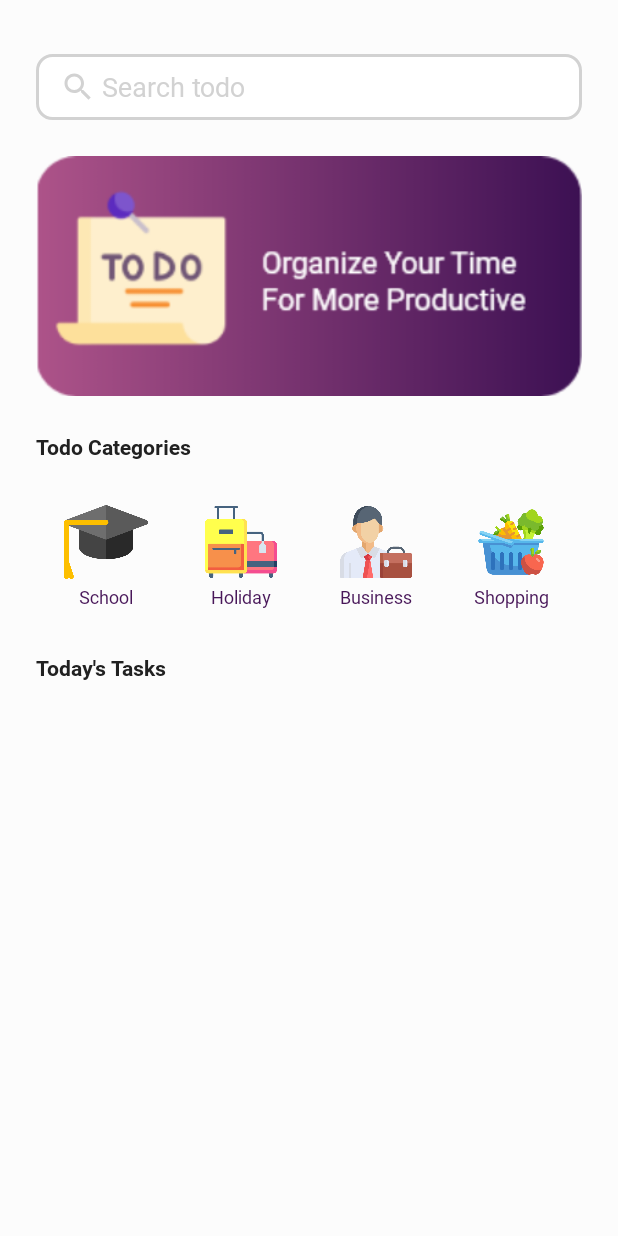
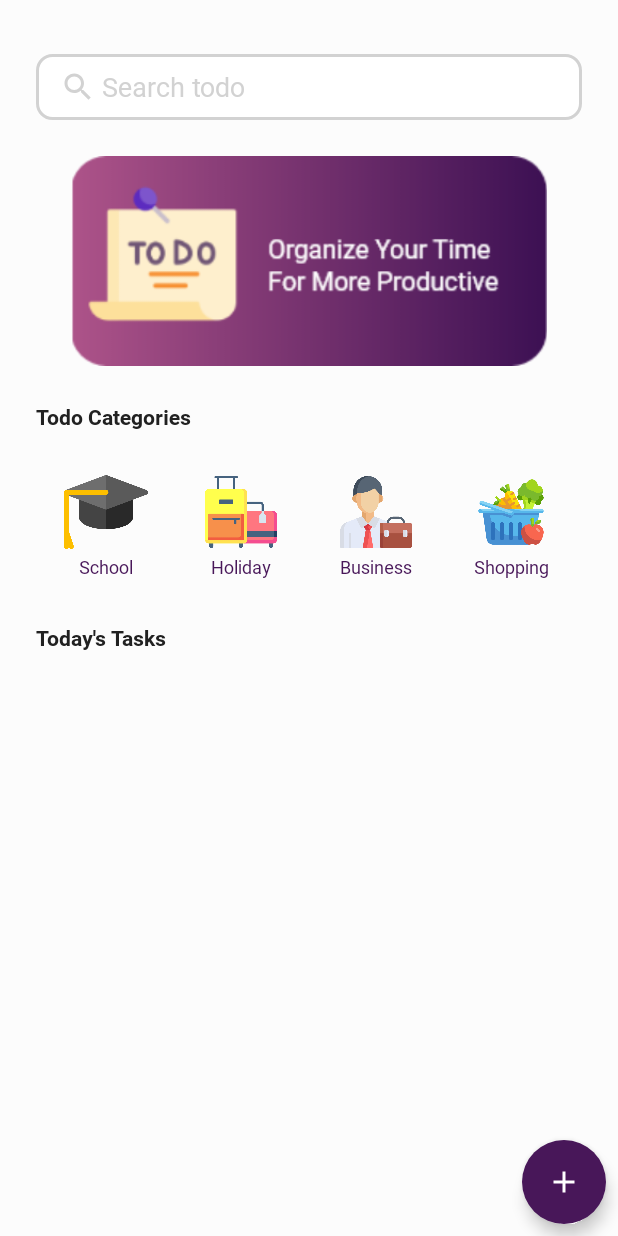
Before and after one commit to melikaafrakhteh/ticku, an Android app: the screen it shows after launch (MainActivity), on a phone screen of 412 x 824 dp. Run offline under Robolectric (Android 15) with nearby library versions, the phone set to English and light mode, and no system bars.

Commit message:
Add fab button to home

```diff
--- a/app/src/main/java/com/afrakhteh/ticku/view/fragments/home/HomeFragment.kt
+++ b/app/src/main/java/com/afrakhteh/ticku/view/fragments/home/HomeFragment.kt
@@ -17,5 +17,8 @@ class HomeFragment : Fragment() {
         return inflater.inflate(R.layout.fragment_home, container, false)
     }
 
+    override fun onViewCreated(view: View, savedInstanceState: Bundle?) {
+        super.onViewCreated(view, savedInstanceState)
 
+    }
 }
--- /dev/null
+++ b/app/src/main/res/drawable/ic_add.xml
@@ -0,0 +1,5 @@
+<vector android:height="24dp" android:tint="#FFFFFF"
+    android:viewportHeight="24" android:viewportWidth="24"
+    android:width="24dp" xmlns:android="http://schemas.android.com/apk/res/android">
+    <path android:fillColor="@android:color/white" android:pathData="M19,13h-6v6h-2v-6H5v-2h6V5h2v6h6v2z"/>
+</vector>
--- a/app/src/main/res/layout/fragment_home.xml
+++ b/app/src/main/res/layout/fragment_home.xml
@@ -20,6 +20,7 @@
         android:fontFamily="@font/roboto_regular"
         android:hint="@string/search_title"
         android:inputType="text"
+        android:imeOptions="actionSearch"
         android:paddingStart="@dimen/padding_16"
         android:textColor="@color/darkPrimary"
         android:textColorHint="@color/gray"
@@ -30,8 +31,8 @@
 
     <ImageView
         android:id="@+id/homeCoverImg"
-        android:layout_width="match_parent"
-        android:layout_height="160dp"
+        android:layout_width="wrap_content"
+        android:layout_height="140dp"
         android:layout_margin="@dimen/margin_24"
         android:adjustViewBounds="true"
         android:scaleType="centerCrop"
@@ -133,8 +134,8 @@
                 android:id="@+id/homeBusinessCover"
                 android:layout_width="56dp"
                 android:layout_height="56dp"
+                android:layout_gravity="center_horizontal"
                 android:padding="@dimen/padding_4"
-                android:layout_gravity="center_horizontal"
                 android:src="@drawable/business"
                 tools:ignore="ContentDescription" />
 
@@ -142,10 +143,10 @@
                 android:id="@+id/homeBusinessTextTv"
                 android:layout_width="wrap_content"
                 android:layout_height="wrap_content"
+                android:layout_gravity="center"
                 android:fontFamily="@font/roboto_regular"
                 android:text="@string/business_title"
                 android:textColor="@color/darkPrimary"
-                android:layout_gravity="center"
                 android:textSize="@dimen/text_small_size" />
         </LinearLayout>
 
@@ -197,11 +198,26 @@
         android:layout_width="0dp"
         android:layout_height="0dp"
         android:layout_margin="@dimen/margin_24"
-        tools:listitem="@layout/home_todo_row"
         app:layout_constraintBottom_toBottomOf="parent"
         app:layout_constraintEnd_toEndOf="parent"
         app:layout_constraintStart_toStartOf="parent"
-        app:layout_constraintTop_toBottomOf="@id/homeTodoTodayTitle" />
+        app:layout_constraintTop_toBottomOf="@id/homeTodoTodayTitle"
+        tools:listitem="@layout/home_todo_row" />
+
+    <com.google.android.material.floatingactionbutton.FloatingActionButton
+        android:id="@+id/homeFab"
+        android:layout_width="wrap_content"
+        android:layout_height="wrap_content"
+        android:layout_margin="8dp"
+        android:backgroundTint="@color/darkPrimary"
+        android:src="@drawable/ic_add"
+        app:borderWidth="0dp"
+        app:elevation="6dp"
+        app:fabSize="normal"
+        app:layout_constraintBottom_toBottomOf="parent"
+        app:layout_constraintEnd_toEndOf="parent"
+        app:tint="@color/white"
+        tools:ignore="ContentDescription" />
 
 
 </androidx.constraintlayout.widget.ConstraintLayout>
--- a/app/src/main/res/values/themes.xml
+++ b/app/src/main/res/values/themes.xml
@@ -2,13 +2,9 @@
     <!-- Base application theme. -->
     <style name="Theme.Ticku" parent="Theme.MaterialComponents.DayNight.DarkActionBar">
         <!-- Primary brand color. -->
-        <item name="colorPrimary">@color/purple_500</item>
-        <item name="colorPrimaryVariant">@color/purple_700</item>
-        <item name="colorOnPrimary">@color/white</item>
-        <!-- Secondary brand color. -->
-        <item name="colorSecondary">@color/teal_200</item>
-        <item name="colorSecondaryVariant">@color/teal_700</item>
-        <item name="colorOnSecondary">@color/black</item>
+        <item name="colorPrimary">@color/primary</item>
+        <item name="colorPrimaryVariant">@color/darkPrimary</item>
+        <item name="colorAccent">@color/white</item>
         <!-- Status bar color. -->
         <item name="android:statusBarColor" tools:targetApi="l">?attr/colorPrimaryVariant</item>
         <!-- Customize your theme here. -->
```
